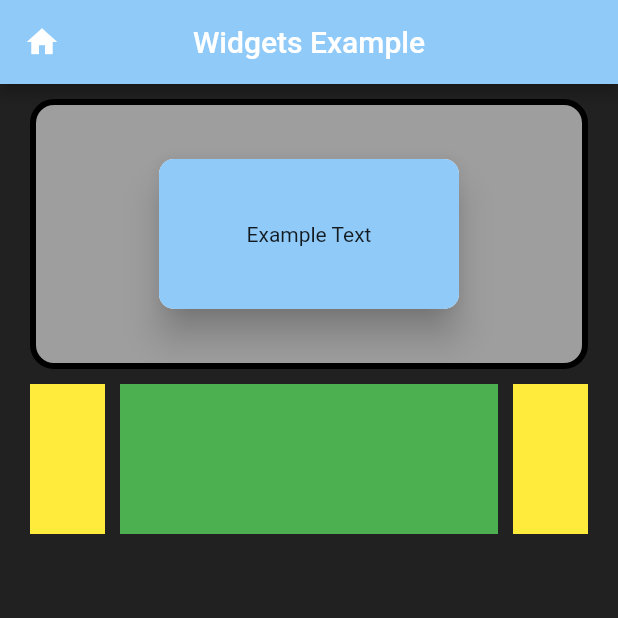
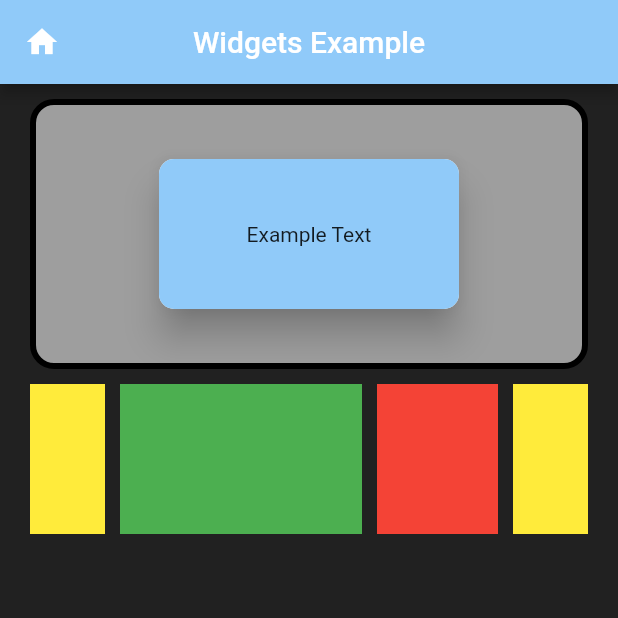
Before and after one commit to Pat992/dart-flutter-2022-clean, a Flutter app: the screen it shows after launch, on a phone screen of 412 x 824 dp, the top half of it. Run offline on Flutter 3.47's test engine with Material 2 defaults, Android fonts, the phone set to English and light mode, and no system bars.

Commit message:
added flex in expanded

```diff
--- a/flutter_grundlagen/lib/presentation/widgets_examples/widgets/row_expanded_example.dart
+++ b/flutter_grundlagen/lib/presentation/widgets_examples/widgets/row_expanded_example.dart
@@ -10,7 +10,9 @@ class RowExpandedExample extends StatelessWidget {
       children: <Widget>[
         Container(color: Colors.yellow, width: 50, height: 100),
         const SizedBox(width: 10),
-        Expanded(child: Container(color: Colors.green, height: 100)),
+        Expanded(flex: 2, child: Container(color: Colors.green, height: 100)),
+        const SizedBox(width: 10),
+        Expanded(flex: 1, child: Container(color: Colors.red, height: 100)),
         const SizedBox(width: 10),
         Container(color: Colors.yellow, width: 50, height: 100),
       ],
```
